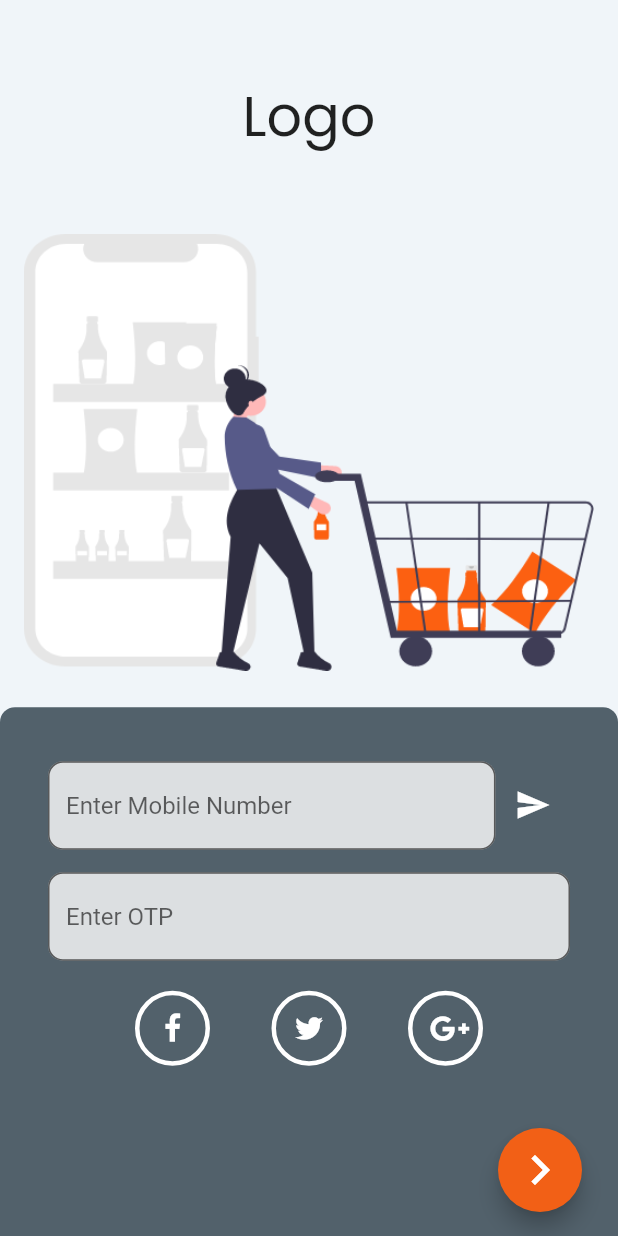
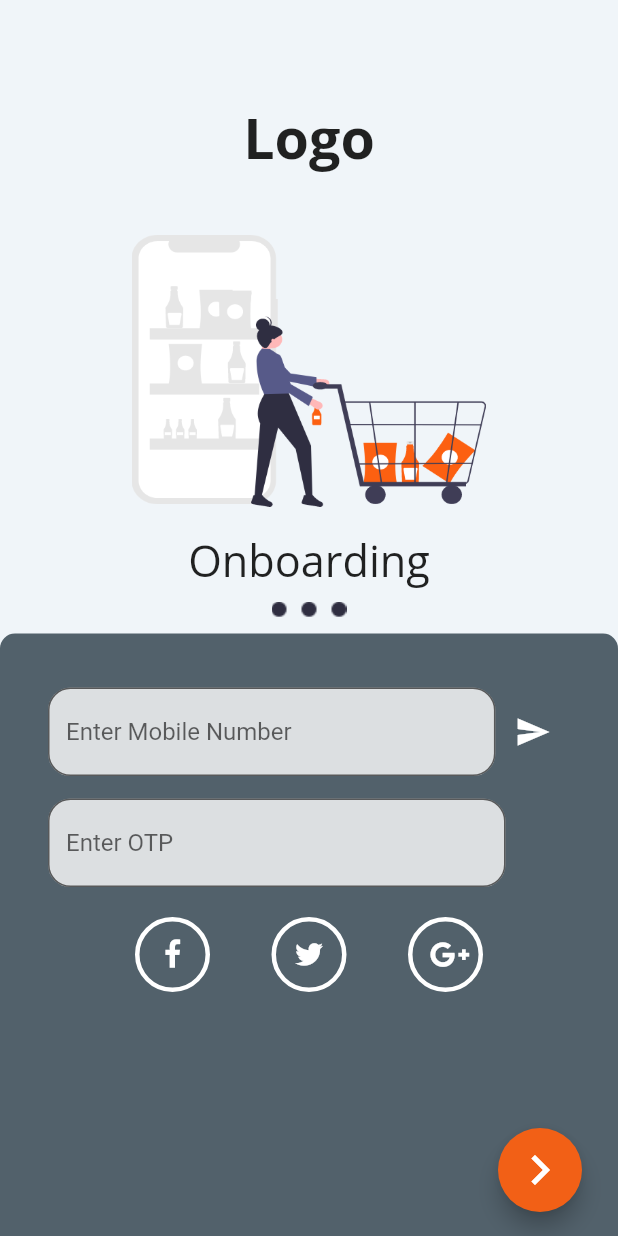
Before and after one commit to axactstudios/groceryapp, a Flutter app: the screen it shows after launch, on a phone screen of 412 x 824 dp. Run offline on Flutter 3.47's test engine with Material 2 defaults, Android fonts, the phone set to English and light mode, and no system bars; our stand-ins replace firebase_auth, firebase_database, flutter_spinkit, fluttertoast, getwidget, google_sign_in and 4 more; missing offline and left inert: geocoder, gps, latlng, map, razorpay_flutter; accounts and stored records are empty.

```diff
--- a/lib/Screens/Home.dart
+++ b/lib/Screens/Home.dart
@@ -68,6 +68,7 @@ class _HomeState extends State<Home> {
   Widget build(BuildContext context) {
     final pHeight = MediaQuery.of(context).size.height;
     return Scaffold(
+
       resizeToAvoidBottomInset: false,
       body: Column(
         children: <Widget>[
--- a/lib/Screens/LoginScreen.dart
+++ b/lib/Screens/LoginScreen.dart
@@ -8,6 +8,7 @@ import 'package:groceryapp/Classes/Constants.dart';
 import 'package:groceryapp/Classes/CustomIcons.dart';
 import 'package:groceryapp/Screens/NavBar.dart';
 import 'package:groceryapp/Screens/RegistrationPage.dart';
+import'package:google_fonts/google_fonts.dart';
 
 class LoginPage extends StatefulWidget {
   @override
@@ -31,23 +32,26 @@ class _LoginPageState extends State<LoginPage> {
           child: Column(
             children: <Widget>[
               Container(
-                margin: EdgeInsets.only(top: pHeight * 0.06),
+                margin: EdgeInsets.only(top: pHeight * 0.08),
                 child: Text(
                   'Logo',
-                  style: TextStyle(
-                      fontSize: pHeight * 0.045, fontFamily: 'Poppins'),
+                  style:GoogleFonts.openSans(textStyle:TextStyle(fontSize: 0.045*pHeight,fontWeight:FontWeight.bold))
                 ),
               ),
               SizedBox(
-                height: pHeight * 0.042,
+                height: pHeight * 0.03,
               ),
               Padding(
                 padding: const EdgeInsets.all(16.0),
-                child: Image.asset('images/onboarding.png'),
+                child: Image(image:AssetImage('images/onboarding.png',),height: 0.22*pHeight,),
               ),
-              SizedBox(
-                height: pHeight * 0.01,
-              ),
+//              SizedBox(
+//                height: pHeight * 0.001,
+//              ),
+              Text('Onboarding',style:GoogleFonts.openSans(textStyle:TextStyle(fontSize: 0.035*pHeight))),
+              SizedBox(height:0.01*pHeight),
+              Image(image:AssetImage('images/Repeat Grid 2.png')),
+              SizedBox(height:0.01*pHeight),
               Expanded(
                 child: Align(
                   alignment: Alignment.bottomCenter,
@@ -69,6 +73,8 @@ class _LoginPageState extends State<LoginPage> {
                             top: 36,
                           ),
                           child: Row(
+                            mainAxisAlignment: MainAxisAlignment.center,
+                            crossAxisAlignment: CrossAxisAlignment.center,
                             children: [
                               Expanded(
                                 flex: 6,
@@ -85,7 +91,7 @@ class _LoginPageState extends State<LoginPage> {
                                     filled: true,
                                     fillColor: kFormColor,
                                     border: OutlineInputBorder(
-                                      borderRadius: BorderRadius.circular(10),
+                                      borderRadius: BorderRadius.circular(15),
                                     ),
                                     hintText: 'Enter Mobile Number',
                                   ),
@@ -94,7 +100,11 @@ class _LoginPageState extends State<LoginPage> {
                               ),
                               Expanded(
                                   flex: 1,
+
+                                  child: Align(
+                                    alignment: Alignment.center,
                                     child: InkWell(
+
                                       onTap: () {
                                         _onVerifyCode();
                                       },
@@ -102,14 +112,18 @@ class _LoginPageState extends State<LoginPage> {
                                         Icons.send,
                                         color: Colors.white,
                                       ),
-                                  ))
+                                    ),
+                                  ),
+
+                              ),
+
                             ],
                           ),
                         ),
                         Padding(
                           padding: const EdgeInsets.only(
                             left: 32.0,
-                            right: 32,
+                            right: 75,
                             top: 15,
                           ),
                           child: TextFormField(
@@ -125,7 +139,7 @@ class _LoginPageState extends State<LoginPage> {
                               filled: true,
                               fillColor: kFormColor,
                               border: OutlineInputBorder(
-                                borderRadius: BorderRadius.circular(10),
+                                borderRadius: BorderRadius.circular(15),
                               ),
                               hintText: 'Enter OTP',
                             ),
--- a/lib/Screens/RegistrationPage.dart
+++ b/lib/Screens/RegistrationPage.dart
@@ -94,7 +94,7 @@ class _RegistrationPageState extends State<RegistrationPage> {
               mainAxisAlignment: MainAxisAlignment.center,
               children: <Widget>[
                 SizedBox(
-                  height: pHeight * 0.05,
+                  height: pHeight * 0.07,
                 ),
                 ClipRRect(
                   borderRadius: BorderRadius.circular(pHeight * 0.15),
@@ -212,12 +212,12 @@ class _RegistrationPageState extends State<RegistrationPage> {
                             decoration: InputDecoration(
                               border: OutlineInputBorder(
                                   borderSide: BorderSide.none),
-                              icon: Icon(
+                              prefixIcon: Icon(
                                 Icons.mail,
                                 size: pHeight * 0.03,
                                 color: Color(0xFF11263C),
                               ),
-                              hintText: 'Address',
+                              hintText: ' Delivery Address',
                               hintStyle: TextStyle(
                                   fontFamily: 'Poppins',
                                   color: Color(0xFF11263C),
--- a/lib/Screens/SplashScreen.dart
+++ b/lib/Screens/SplashScreen.dart
@@ -2,6 +2,7 @@ import 'package:firebase_auth/firebase_auth.dart';
 import 'package:flutter/material.dart';
 import 'package:groceryapp/Screens/LoginScreen.dart';
 import 'package:groceryapp/Screens/NavBar.dart';
+import 'package:groceryapp/Screens/RegistrationPage.dart';
 
 class SplashScreen extends StatefulWidget {
   @override
@@ -29,7 +30,8 @@ class _SplashScreenState extends State<SplashScreen> {
             builder: (context) => HomePage(),
           ),
         );
-      }
+  }
+
     });
   }
 
--- a/lib/Widgets/SearchBar.dart
+++ b/lib/Widgets/SearchBar.dart
@@ -20,6 +20,7 @@ class _SearchBarState extends State<SearchBar> {
   @override
   Widget build(BuildContext context) {
     return GFSearchBar(
+
       searchList: widget.shopNames,
       searchQueryBuilder: (query, list) {
         return list
--- a/pubspec.yaml
+++ b/pubspec.yaml
@@ -27,6 +27,7 @@ dependencies:
   google_sign_in: ^4.5.1
   geocoder: ^0.2.1
   getwidget: ^1.1.3
+  google_fonts: ^1.1.0
 
 dev_dependencies:
   flutter_test:
```
Also changed, not shown: lib/Screens/ShopScreens/ShopItemsScreens.dart (+4 -4 lines), pubspec.lock. Lines whose indentation alone changed are shown as unchanged.
